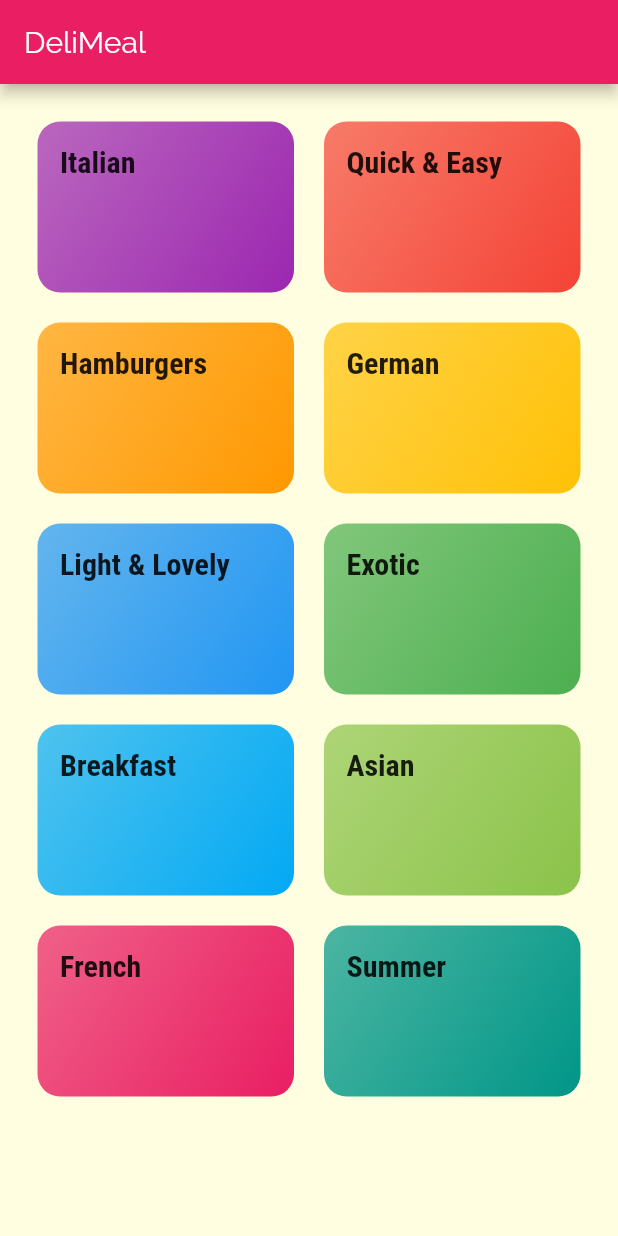
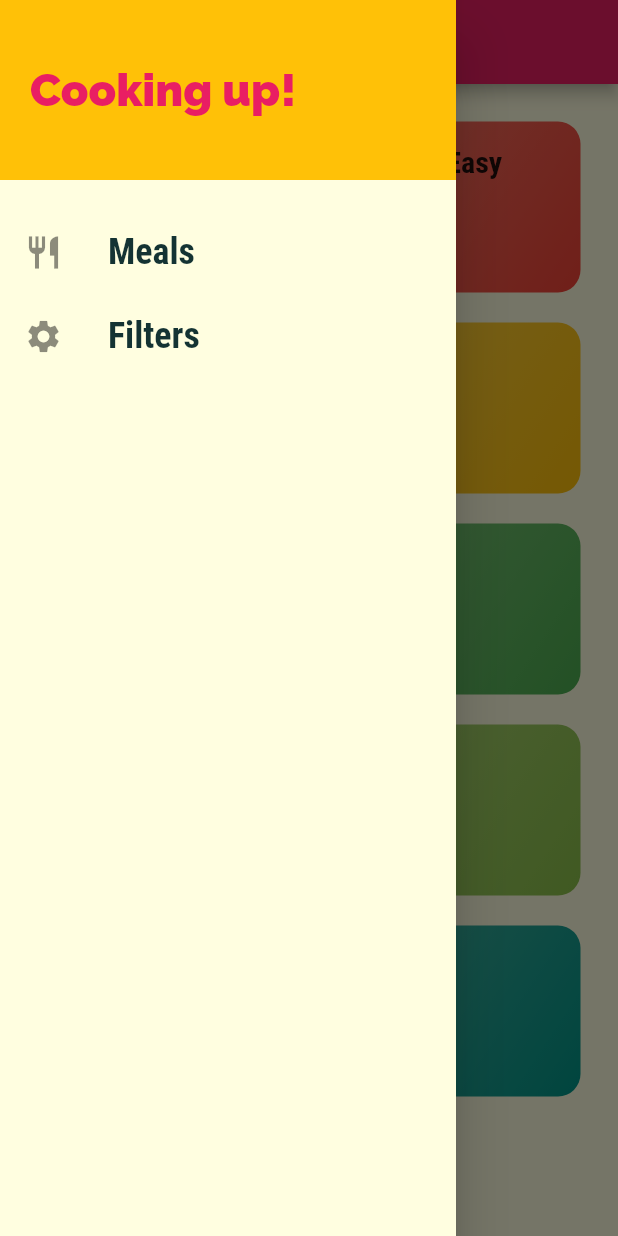
Before and after one commit to bori0211/practice, a Flutter app: the screen it shows after launch, with the side drawer open (before the commit the screen has no drawer), on a phone screen of 412 x 824 dp. Run offline on Flutter 3.47's test engine with Material 2 defaults, Android fonts, the phone set to English and light mode, and no system bars; our stand-ins replace geolocator, google_maps_flutter, google_sign_in, image_picker, location, rxdart and 2 more; missing offline and left inert: android_alarm_manager, background_fetch, flutter_background_geolocation, flutter_web, flutter_webview_plugin; accounts and stored records are empty.

Commit message:
flutter navi

```diff
--- a/flutter-2020/navigation/lib/main.dart
+++ b/flutter-2020/navigation/lib/main.dart
@@ -3,10 +3,49 @@ import "package:flutter/material.dart";
 import "./screens/categories.dart";
 import "./screens/category_meals.dart";
 import "./screens/meal_detail.dart";
+import "./screens/filters.dart";
+
+import './models/dummy_data.dart';
+import "./models/meal.dart";
 
 void main() => runApp(MyApp());
 
-class MyApp extends StatelessWidget {
+class MyApp extends StatefulWidget {
+  @override
+  _MyAppState createState() => _MyAppState();
+}
+
+class _MyAppState extends State<MyApp> {
+  Map<String, bool> _filters = {
+    "gluten": false,
+    "lactose": false,
+    "vegan": false,
+    "vegetarian": false,
+  };
+
+  List<Meal> _availableMeals = DUMMY_MEALS;
+
+  void _setFilters(Map<String, bool> filterData) {
+    setState(() {
+      _filters = filterData;
+      _availableMeals = DUMMY_MEALS.where((meal) {
+        if (_filters["gluten"] && meal.isGlutenFree == false) {
+          return false;
+        }
+        if (_filters["lactose"] && meal.isLactoseFree == false) {
+          return false;
+        }
+        if (_filters["vegan"] && meal.isVegan == false) {
+          return false;
+        }
+        if (_filters["vegetarian"] && meal.isVegetarian == false) {
+          return false;
+        }
+        return true;
+      }).toList();
+    });
+  }
+
   @override
   Widget build(BuildContext context) {
     return MaterialApp(
@@ -34,8 +73,9 @@ class MyApp extends StatelessWidget {
       initialRoute: "/",
       routes: {
         "/": (context) => CategoriesScreen(),
-        CategoryMealsScreen.routeName: (context) => CategoryMealsScreen(),
+        CategoryMealsScreen.routeName: (context) => CategoryMealsScreen(_availableMeals),
         MealDetailScreen.routeName: (context) => MealDetailScreen(),
+        FiltersScreen.routeName: (context) => FiltersScreen(_filters, _setFilters),
       },
       /*onGenerateRoute: (settings) {
         print(settings.arguments);
--- a/flutter-2020/navigation/lib/screens/categories.dart
+++ b/flutter-2020/navigation/lib/screens/categories.dart
@@ -1,5 +1,6 @@
 import "package:flutter/material.dart";
 
+import "../widgets/main_drawer.dart";
 import "../widgets/category_item.dart";
 import '../models/dummy_data.dart';
 
@@ -10,6 +11,7 @@ class CategoriesScreen extends StatelessWidget {
       appBar: AppBar(
         title: const Text("DeliMeal"),
       ),
+      drawer: MainDrawer(),
       body: GridView(
         padding: EdgeInsets.all(25),
         children: DUMMY_CATEGORIES
--- /dev/null
+++ b/flutter-2020/navigation/lib/widgets/main_drawer.dart
@@ -0,0 +1,65 @@
+import "package:flutter/material.dart";
+
+import '../screens/filters.dart';
+
+class MainDrawer extends StatelessWidget {
+  Widget buildListTile(String title, IconData icon, Function tapHandler) {
+    return ListTile(
+      leading: Icon(
+        icon,
+        size: 26,
+      ),
+      title: Text(
+        title,
+        style: TextStyle(
+          fontFamily: "RobotoCondensed",
+          fontSize: 24,
+          fontWeight: FontWeight.bold,
+        ),
+      ),
+      onTap: tapHandler,
+    );
+  }
+
+  @override
+  Widget build(BuildContext context) {
+    return Drawer(
+      child: Column(
+        children: <Widget>[
+          Container(
+            height: 120,
+            width: double.infinity,
+            padding: EdgeInsets.all(20),
+            alignment: Alignment.centerLeft,
+            color: Theme.of(context).accentColor,
+            child: Text(
+              "Cooking up!",
+              style: TextStyle(
+                fontWeight: FontWeight.w900,
+                fontSize: 30,
+                color: Theme.of(context).primaryColor,
+              ),
+            ),
+          ),
+          SizedBox(
+            height: 20,
+          ),
+          buildListTile(
+            "Meals",
+            Icons.restaurant,
+            () {
+              Navigator.of(context).pushReplacementNamed("/");
+            },
+          ),
+          buildListTile(
+            "Filters",
+            Icons.settings,
+            () {
+              Navigator.of(context).pushReplacementNamed(FiltersScreen.routeName);
+            },
+          ),
+        ],
+      ),
+    );
+  }
+}
```
Also changed, not shown: flutter-2020/navigation/lib/screens/category_meals.dart (+50 -19 lines), flutter-2020/navigation/lib/screens/filters.dart (added, +99 -0 lines), flutter-2020/navigation/lib/screens/meal_detail.dart (+8 -0 lines), flutter-2020/navigation/lib/widgets/meal_item.dart (+10 -2 lines).
